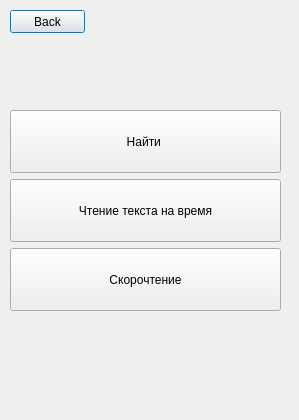
Before: the Qt Designer form MainView.ui in Inf1dell/QtApp, drawn with Qt 5.
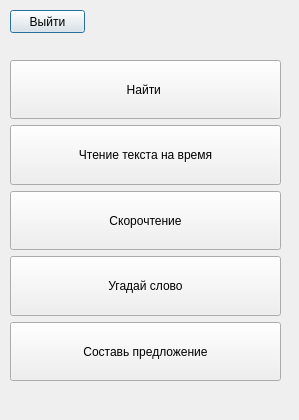
After: the same form once the commit is applied.

```diff
--- a/MainView.ui
+++ b/MainView.ui
@@ -26,16 +26,16 @@
     </rect>
    </property>
    <property name="text">
-    <string>Back</string>
+    <string>Выйти</string>
    </property>
   </widget>
   <widget class="QWidget" name="verticalLayoutWidget">
    <property name="geometry">
     <rect>
      <x>10</x>
-     <y>110</y>
+     <y>60</y>
      <width>271</width>
-     <height>201</height>
+     <height>321</height>
     </rect>
    </property>
    <layout class="QVBoxLayout" name="verticalLayout">
@@ -78,6 +78,32 @@
       </property>
      </widget>
     </item>
+    <item>
+     <widget class="QPushButton" name="fourBtn">
+      <property name="sizePolicy">
+       <sizepolicy hsizetype="Minimum" vsizetype="Minimum">
+        <horstretch>0</horstretch>
+        <verstretch>0</verstretch>
+       </sizepolicy>
+      </property>
+      <property name="text">
+       <string>Угадай слово</string>
+      </property>
+     </widget>
+    </item>
+    <item>
+     <widget class="QPushButton" name="fiveBtn">
+      <property name="sizePolicy">
+       <sizepolicy hsizetype="Minimum" vsizetype="Minimum">
+        <horstretch>0</horstretch>
+        <verstretch>0</verstretch>
+       </sizepolicy>
+      </property>
+      <property name="text">
+       <string>Составь предложение</string>
+      </property>
+     </widget>
+    </item>
    </layout>
   </widget>
  </widget>
```
